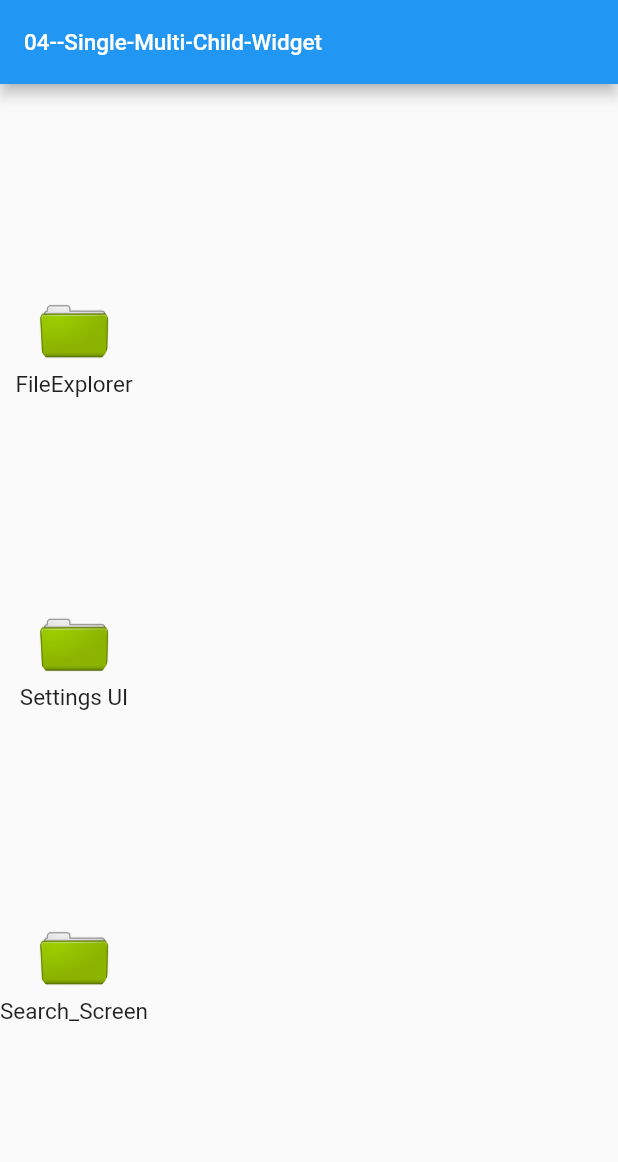
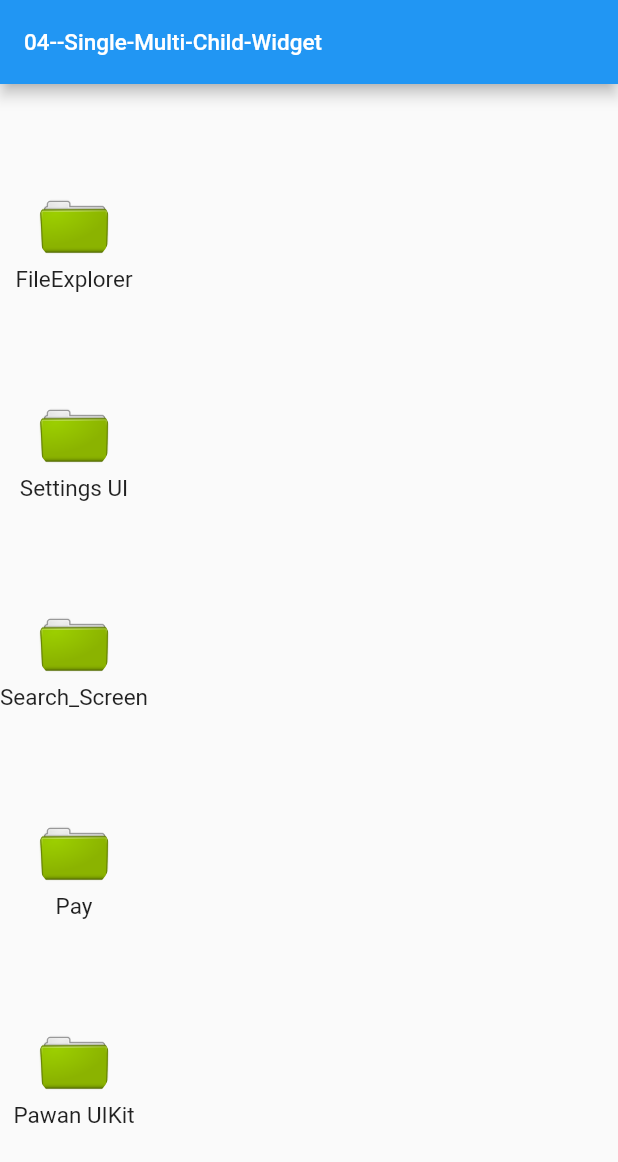
Before and after one commit to VivekTailor19/single_multi_child_widget_04, a Flutter app: the screen it shows after launch, on a phone screen of 412 x 824 dp. Shown: the top 1162 px of the screen. Run offline on Flutter 3.47's test engine with Material 2 defaults, Android fonts, the light colour scheme and no system bars.

Commit message:
main . dart homescreeen for folders

```diff
--- a/lib/homescreen.dart
+++ b/lib/homescreen.dart
@@ -22,6 +22,7 @@ class _HomeScreenState extends State<HomeScreen> {
         ),
         body: Column(
           mainAxisAlignment: MainAxisAlignment.spaceEvenly,
+          crossAxisAlignment:CrossAxisAlignment.center,
 
           children: [
             InkWell(
@@ -39,6 +40,16 @@ class _HomeScreenState extends State<HomeScreen> {
                   Navigator.pushNamed(context, "search");
                 },
                 child: Select(name: "Search_Screen",img: "assets/images/folder2.png")),
+            InkWell(
+                onTap: () {
+                  Navigator.pushNamed(context, "pay");
+                },
+                child: Select(name: "Pay",img: "assets/images/folder2.png")),
+            InkWell(
+                onTap: () {
+                  Navigator.pushNamed(context, "pawanUI");
+                },
+                child: Select(name: "Pawan UIKit",img: "assets/images/folder2.png")),
           ],
         ),
       ),
--- a/lib/main.dart
+++ b/lib/main.dart
@@ -6,6 +6,8 @@ import 'package:single_multi_child_widget_04/layouts_04/search_screen.dart';
 import 'package:single_multi_child_widget_04/layouts_04/settings_UI.dart';
 
 import 'homescreen.dart';
+import 'layouts_04/pawan_UI.dart';
+import 'layouts_04/pay_UI.dart';
 
 void main() {
   runApp(
@@ -16,6 +18,9 @@ void main() {
         "file_explorer" :(context) => File_Explorer(),
         "setting" : (context) => Settings_UI(),
         "search" :(context) => Search_Screen(),
+        'pay':(context) => Pay_UI(),
+        "pawanUI":(context) => Pawan_UIKit(),
+
 
 
 
```
